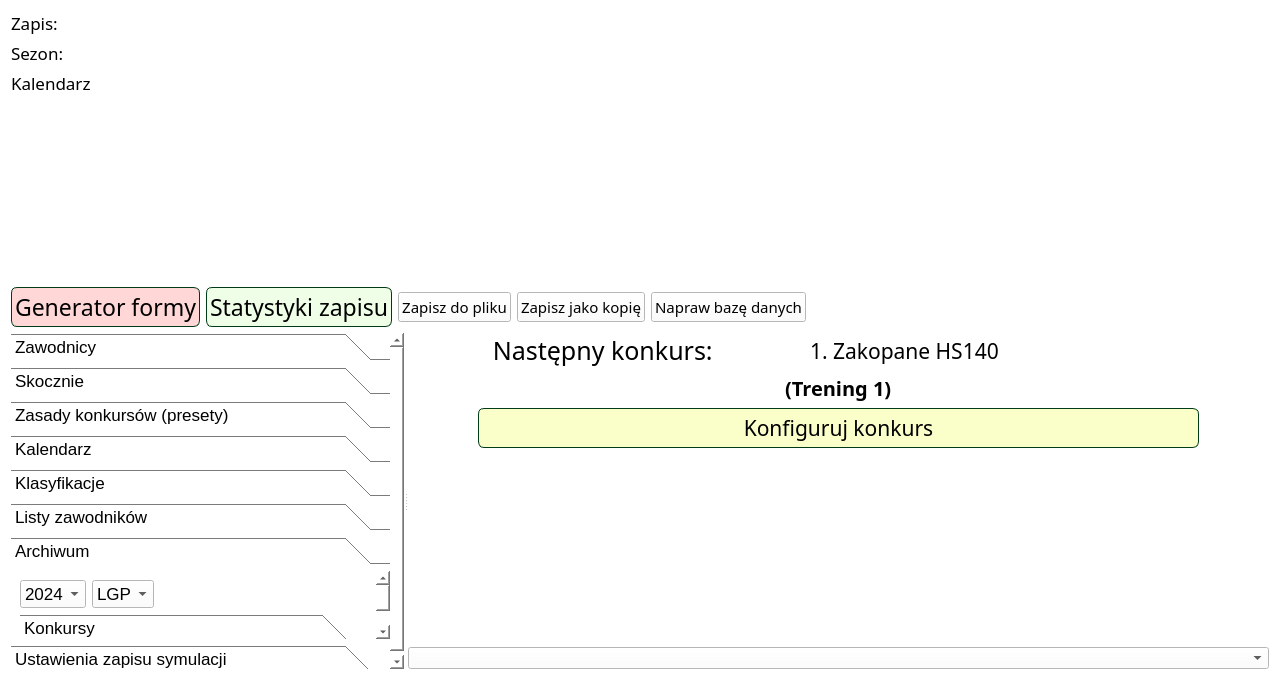
Before: the Qt Designer form source/UI/Seasons/SimulationSaveManagerWindow.ui in KonradKrol/sj-sim, drawn with Qt 5.
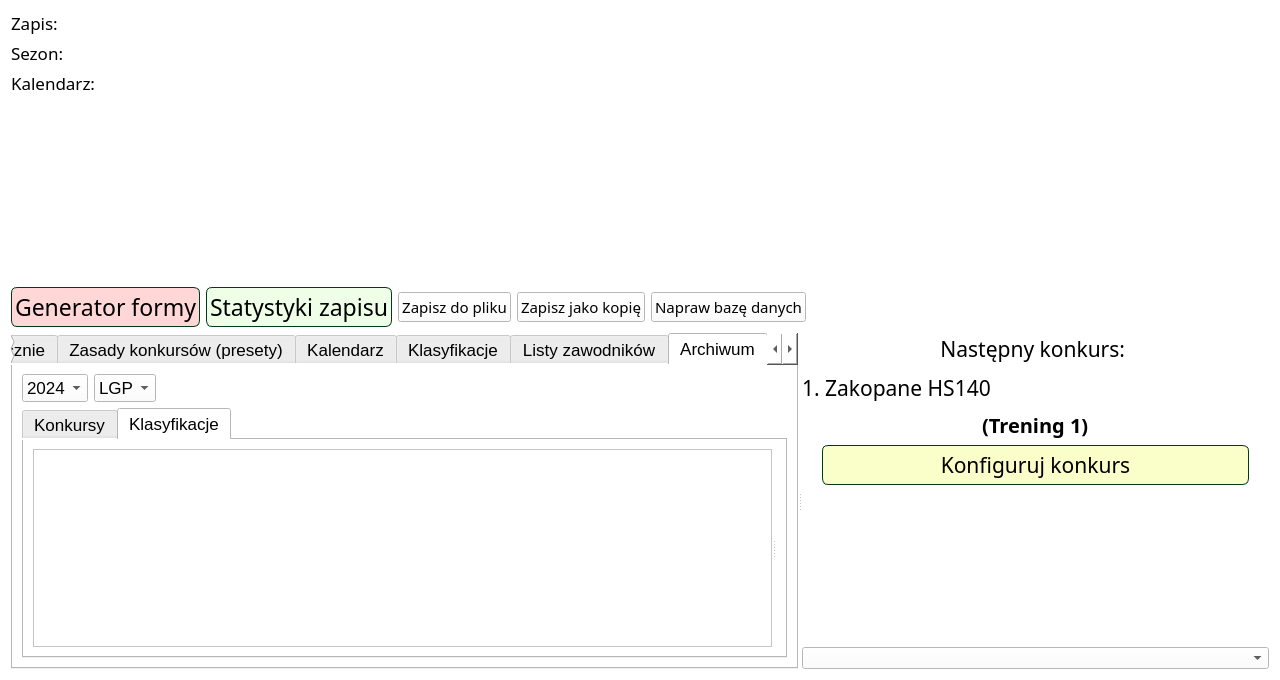
After: the same form once the commit is applied. The open tabs and pages were chosen to show the change.

Commit message: Rebuild season manager workspace

Patch:
```diff
--- a/source/UI/Seasons/SimulationSaveManagerWindow.ui
+++ b/source/UI/Seasons/SimulationSaveManagerWindow.ui
@@ -113,7 +113,7 @@
             </font>
            </property>
            <property name="text">
-            <string>Kalendarz</string>
+            <string>Kalendarz:</string>
            </property>
           </widget>
          </item>
@@ -306,7 +306,7 @@
            <number>0</number>
           </property>
           <item>
-           <widget class="QToolBox" name="toolBox">
+           <widget class="QTabWidget" name="toolBox">
          <property name="sizePolicy">
           <sizepolicy hsizetype="Expanding" vsizetype="Preferred">
            <horstretch>0</horstretch>
@@ -331,7 +331,7 @@
             <height>632</height>
            </rect>
           </property>
-          <attribute name="label">
+          <attribute name="title">
            <string>Zawodnicy</string>
           </attribute>
           <layout class="QVBoxLayout" name="verticalLayout_13">
@@ -406,7 +406,7 @@
             <height>632</height>
            </rect>
           </property>
-          <attribute name="label">
+          <attribute name="title">
            <string>Skocznie</string>
           </attribute>
           <layout class="QVBoxLayout" name="verticalLayout_2">
@@ -444,7 +444,7 @@
             <height>632</height>
            </rect>
           </property>
-          <attribute name="label">
+          <attribute name="title">
            <string>Zasady konkursów (presety)</string>
           </attribute>
           <layout class="QVBoxLayout" name="verticalLayout_3">
@@ -482,7 +482,7 @@
             <height>632</height>
            </rect>
           </property>
-          <attribute name="label">
+          <attribute name="title">
            <string>Kalendarz</string>
           </attribute>
           <layout class="QHBoxLayout" name="horizontalLayout_9" stretch="0,0,1">
@@ -600,7 +600,7 @@
             <height>632</height>
            </rect>
           </property>
-          <attribute name="label">
+          <attribute name="title">
            <string>Klasyfikacje</string>
           </attribute>
           <layout class="QVBoxLayout" name="verticalLayout_7">
@@ -638,7 +638,7 @@
             <height>632</height>
            </rect>
           </property>
-          <attribute name="label">
+          <attribute name="title">
            <string>Listy zawodników</string>
           </attribute>
           <layout class="QVBoxLayout" name="verticalLayout_16">
@@ -656,7 +656,7 @@
             <height>632</height>
            </rect>
           </property>
-          <attribute name="label">
+          <attribute name="title">
            <string>Archiwum</string>
           </attribute>
           <layout class="QVBoxLayout" name="verticalLayout_9">
@@ -713,7 +713,7 @@
             </layout>
            </item>
            <item>
-            <widget class="QToolBox" name="toolBox_2">
+             <widget class="QTabWidget" name="toolBox_2">
              <property name="currentIndex">
               <number>1</number>
              </property>
@@ -726,7 +726,7 @@
                 <height>88</height>
                </rect>
               </property>
-              <attribute name="label">
+              <attribute name="title">
                <string>Konkursy</string>
               </attribute>
               <layout class="QVBoxLayout" name="verticalLayout_12">
@@ -744,7 +744,7 @@
                 <height>522</height>
                </rect>
               </property>
-              <attribute name="label">
+              <attribute name="title">
                <string>Klasyfikacje</string>
               </attribute>
               <layout class="QVBoxLayout" name="verticalLayout_10">
@@ -777,7 +777,7 @@
             <height>632</height>
            </rect>
           </property>
-          <attribute name="label">
+          <attribute name="title">
            <string>Ustawienia zapisu symulacji</string>
           </attribute>
           <layout class="QVBoxLayout" name="verticalLayout_15">
@@ -851,7 +851,7 @@
          <item>
           <layout class="QVBoxLayout" name="verticalLayout">
            <item>
-            <layout class="QHBoxLayout" name="horizontalLayout_6">
+            <layout class="QVBoxLayout" name="verticalLayout_nextCompetitionHeading">
              <item>
               <widget class="QLabel" name="label_3">
                <property name="sizePolicy">
@@ -875,7 +875,7 @@
                <property name="font">
                 <font>
                  <family>Quicksand SemiBold</family>
-                 <pointsize>19</pointsize>
+                 <pointsize>16</pointsize>
                 </font>
                </property>
                <property name="styleSheet">
@@ -890,7 +890,9 @@
               </widget>
              </item>
              <item>
-              <widget class="QLabel" name="label_nextCompetitionIndexAndHill">
+              <layout class="QHBoxLayout" name="horizontalLayout_6">
+               <item>
+                <widget class="QLabel" name="label_nextCompetitionIndexAndHill">
                <property name="sizePolicy">
                 <sizepolicy hsizetype="Preferred" vsizetype="Preferred">
                  <horstretch>0</horstretch>
@@ -906,7 +908,7 @@
                <property name="maximumSize">
                 <size>
                  <width>16777215</width>
-                 <height>31</height>
+                 <height>60</height>
                 </size>
                </property>
                <property name="font">
@@ -918,8 +920,8 @@
                <property name="text">
                 <string>1. Zakopane HS140</string>
                </property>
-              </widget>
-             </item>
+                </widget>
+               </item>
              <item>
               <spacer name="horizontalSpacer_10">
                <property name="orientation">
@@ -960,6 +962,8 @@
                 <string>&lt;Flaga&gt;</string>
                </property>
               </widget>
+              </item>
+             </layout>
              </item>
             </layout>
            </item>
@@ -1019,7 +1023,7 @@
                </property>
                <property name="sizeHint" stdset="0">
                 <size>
-                 <width>70</width>
+                 <width>20</width>
                  <height>20</height>
                 </size>
                </property>
@@ -1080,7 +1084,7 @@
                </property>
                <property name="sizeHint" stdset="0">
                 <size>
-                 <width>70</width>
+                 <width>20</width>
                  <height>20</height>
                 </size>
                </property>
```
The commit also changes 2 other files.
